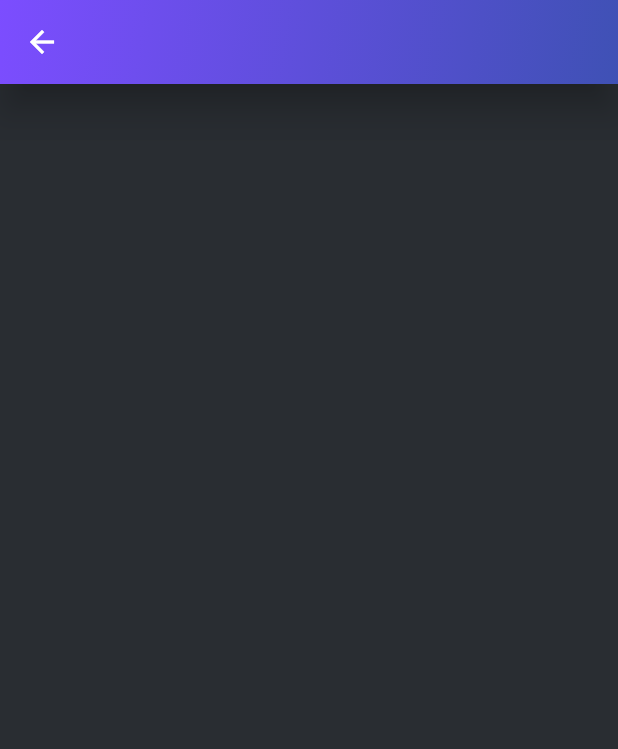
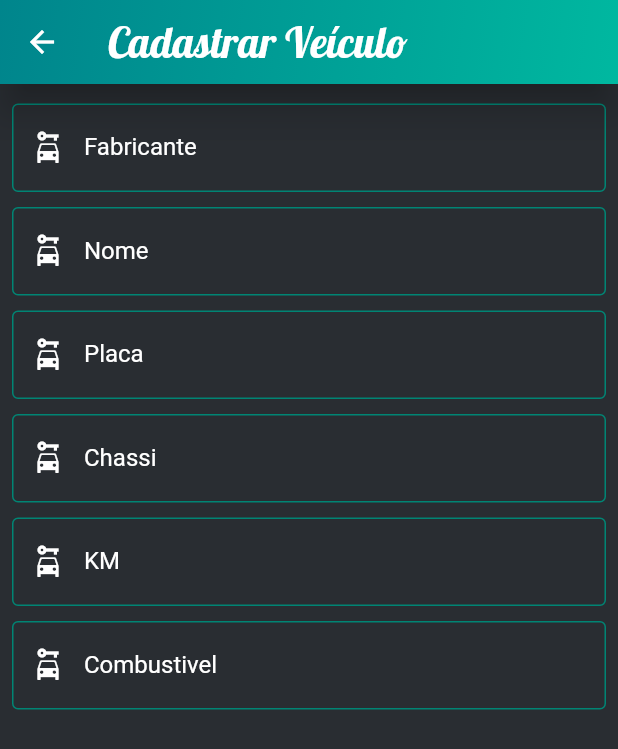
Before and after one commit to Anthonydj08/Concessionaria-Flutter, a Flutter app: the CadastrarVeiculo screen opened by its route, on a phone screen of 412 x 824 dp. Shown: the top 749 px of the screen. Run offline on Flutter 3.47's test engine with Material 2 defaults, Android fonts, the phone set to English and light mode, and no system bars; our stand-ins replace carousel_slider, google_fonts.

Commit message:
Tela de cadastro de veiculo e tema

```diff
--- a/concessionaria_flutter/lib/home/Home.dart
+++ b/concessionaria_flutter/lib/home/Home.dart
@@ -22,6 +22,7 @@ class _HomeState extends State<Home> {
           child: Column(
             children: [
               slideFotos(),
+              texto(),
               opcoes(context),
               botaoAccordeon(),
               // rodaPe(),
--- a/concessionaria_flutter/lib/side_bar/Side_Menu.dart
+++ b/concessionaria_flutter/lib/side_bar/Side_Menu.dart
@@ -6,7 +6,10 @@ Widget sideBar(context) {
     child: Container(
       decoration: BoxDecoration(
         gradient: LinearGradient(
-          colors: [Colors.deepPurpleAccent, Colors.indigo],
+          colors: [
+            Color.fromRGBO(0, 184, 160, 1),
+            Color.fromRGBO(0, 133, 140, 1),
+          ],
           begin: Alignment.bottomRight,
           end: Alignment.topLeft,
         ),
--- a/concessionaria_flutter/lib/veiculo/components/App_Bar.dart
+++ b/concessionaria_flutter/lib/veiculo/components/App_Bar.dart
@@ -1,8 +1,13 @@
 import 'package:flutter/material.dart';
+import 'package:google_fonts/google_fonts.dart';
 
 // ignore: non_constant_identifier_names
 Widget iconBar(context) {
   return AppBar(
+    title: Text(
+      'Cadastrar Veículo',
+      style: GoogleFonts.lobster(fontSize: 28, color: Colors.white),
+    ),
     leading: IconButton(
       icon: Icon(Icons.arrow_back),
       onPressed: () {
@@ -13,7 +18,10 @@ Widget iconBar(context) {
     flexibleSpace: Container(
       decoration: BoxDecoration(
         gradient: LinearGradient(
-          colors: [Colors.indigo, Colors.deepPurpleAccent],
+          colors: [
+            Color.fromRGBO(0, 184, 160, 1),
+            Color.fromRGBO(0, 133, 140, 1),
+          ],
           begin: Alignment.bottomRight,
           end: Alignment.topLeft,
         ),
--- /dev/null
+++ b/concessionaria_flutter/lib/veiculo/components/Veiculo_Form.dart
@@ -0,0 +1,30 @@
+import 'package:flutter/material.dart';
+
+Widget textField(texto1) {
+  return new Theme(
+    data: new ThemeData(
+      primaryColor: Color.fromRGBO(0, 184, 160, 1),
+      primaryColorDark: Color.fromRGBO(0, 133, 116, 1),
+    ),
+    child: Padding(
+      padding: const EdgeInsets.symmetric(vertical: 5.0),
+      child: new TextField(
+        style: TextStyle(color: Colors.white),
+        decoration: new InputDecoration(
+          labelText: texto1,
+          labelStyle: TextStyle(color: Colors.white),
+          prefixIcon: const Icon(
+            Icons.car_rental,
+            color: Colors.white,
+          ),
+          border: new OutlineInputBorder(
+            borderSide: new BorderSide(width: 1.0),
+          ),
+          enabledBorder: OutlineInputBorder(
+            borderSide: BorderSide(color: Color.fromRGBO(0, 133, 116, 1)),
+          ),
+        ),
+      ),
+    ),
+  );
+}
--- a/concessionaria_flutter/lib/veiculo/create/Cadastrar_Veiculo.dart
+++ b/concessionaria_flutter/lib/veiculo/create/Cadastrar_Veiculo.dart
@@ -1,4 +1,5 @@
 import 'package:concessionaria_flutter/veiculo/components/App_Bar.dart';
+import 'package:concessionaria_flutter/veiculo/components/Veiculo_Form.dart';
 import 'package:flutter/material.dart';
 
 class CadastrarVeiculo extends StatefulWidget {
@@ -7,6 +8,8 @@ class CadastrarVeiculo extends StatefulWidget {
 }
 
 class _CadastrarVeiculoState extends State<CadastrarVeiculo> {
+  final _formKey = GlobalKey<FormState>();
+
   @override
   Widget build(BuildContext context) {
     return Scaffold(
@@ -15,12 +18,36 @@ class _CadastrarVeiculoState extends State<CadastrarVeiculo> {
         child: Container(
           height: MediaQuery.of(context).size.height,
           color: Color.fromARGB(255, 41, 45, 50),
-          child: Column(
-            children: [
-              Container(
-                width: MediaQuery.of(context).size.height,
-              )
-            ],
+          child: Container(
+            width: MediaQuery.of(context).size.height,
+            child: Form(
+              key: _formKey,
+              child: Padding(
+                padding: const EdgeInsets.all(8.0),
+                child: Column(
+                  children: [
+                    textField(
+                      'Fabricante',
+                    ),
+                    textField(
+                      'Nome',
+                    ),
+                    textField(
+                      'Placa',
+                    ),
+                    textField(
+                      'Chassi',
+                    ),
+                    textField(
+                      'KM',
+                    ),
+                    textField(
+                      'Combustivel',
+                    ),
+                  ],
+                ),
+              ),
+            ),
           ),
         ),
       ),
```
Also changed, not shown: concessionaria_flutter/lib/home/components/Accordeon.dart (+11 -8 lines), concessionaria_flutter/lib/home/components/App_Bar.dart (+5 -2 lines), concessionaria_flutter/lib/home/components/Scroll_View_Horizontal.dart (+20 -7 lines).
